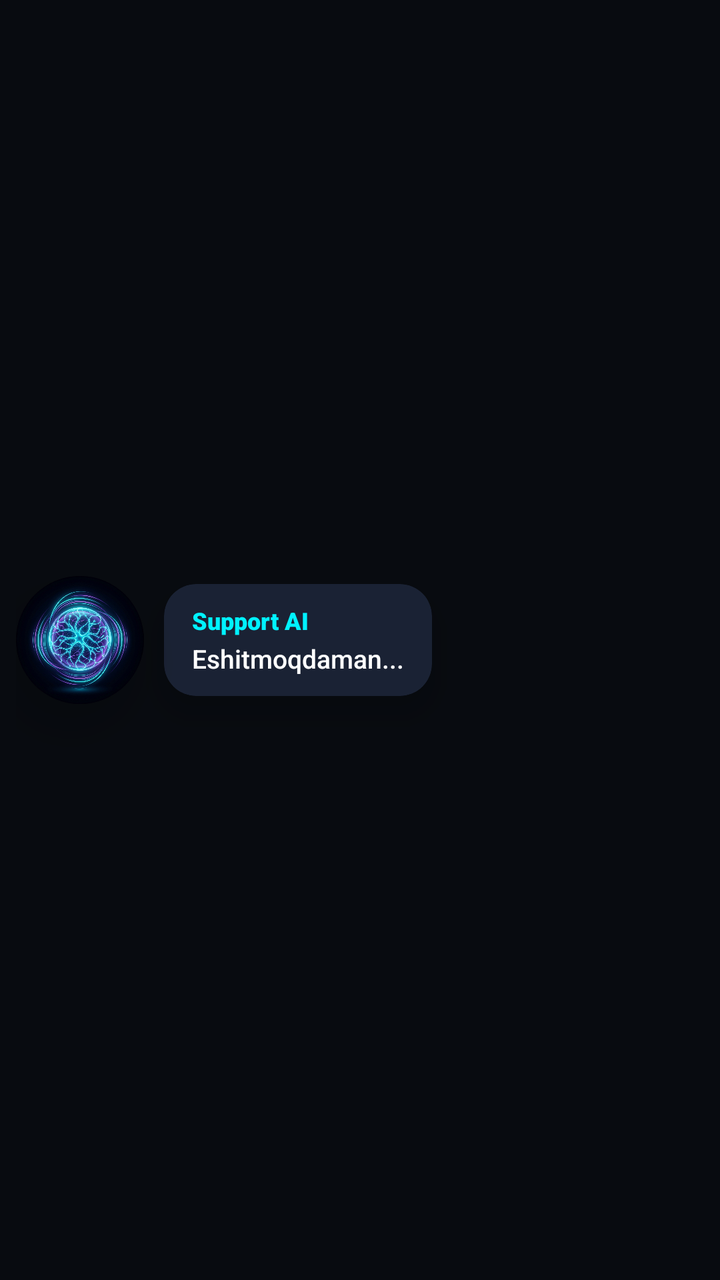
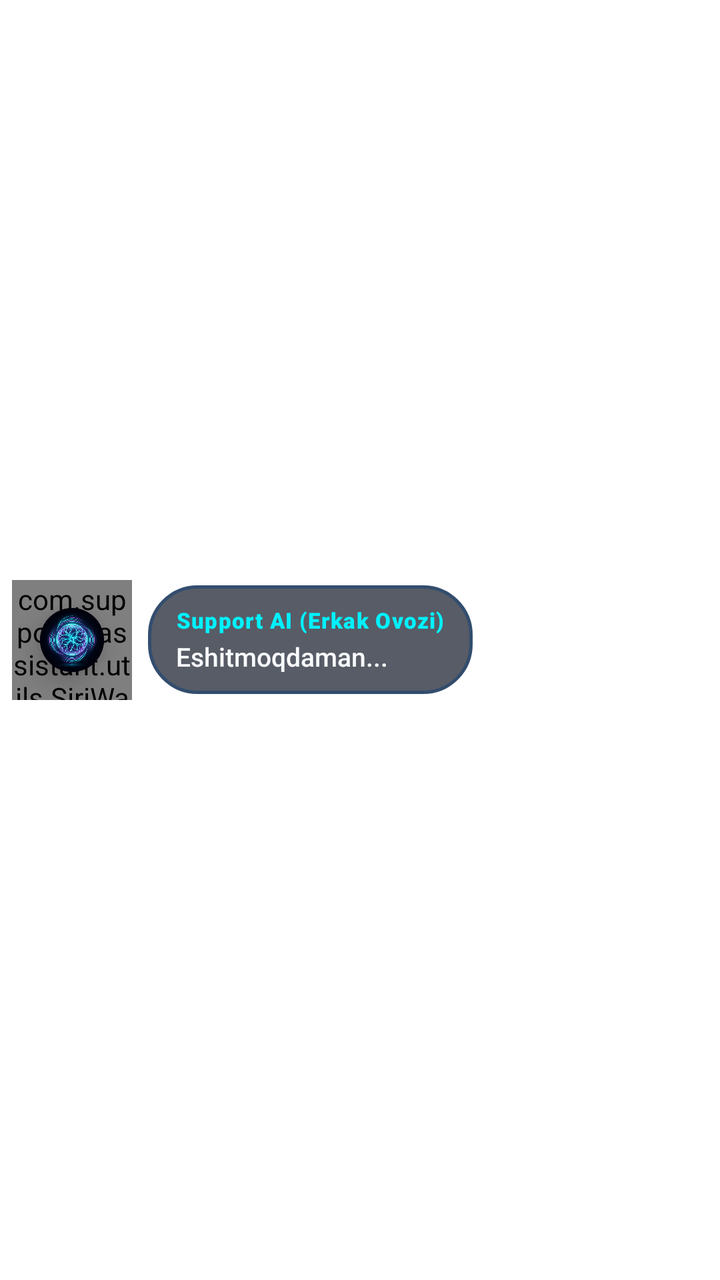

Screens rendered from an Android XML layout before and after an edit, with the pre-edit source and the edit as a unified diff.
<!-- AndroidManifest.xml: application theme Theme.SupportAI -->
<!-- res/layout/overlay_ai_bubble.xml -->
<?xml version="1.0" encoding="utf-8"?>
<LinearLayout xmlns:android="http://schemas.android.com/apk/res/android"
    xmlns:app="http://schemas.android.com/apk/res-auto"
    android:id="@+id/overlay_root"
    android:layout_width="wrap_content"
    android:layout_height="wrap_content"
    android:gravity="center_vertical"
    android:orientation="horizontal"
    android:padding="8dp">

    
    <androidx.cardview.widget.CardView
        android:id="@+id/card_orb"
        android:layout_width="64dp"
        android:layout_height="64dp"
        app:cardBackgroundColor="#000000"
        app:cardCornerRadius="32dp"
        app:cardElevation="16dp">

        <ImageView
            android:id="@+id/iv_orb_logo"
            android:layout_width="match_parent"
            android:layout_height="match_parent"
            android:scaleType="centerCrop"
            android:src="@drawable/support_ai_logo"
            android:contentDescription="@string/app_name" />
    </androidx.cardview.widget.CardView>

    
    <androidx.cardview.widget.CardView
        android:id="@+id/card_speech_bubble"
        android:layout_width="wrap_content"
        android:layout_height="wrap_content"
        android:layout_marginStart="10dp"
        app:cardBackgroundColor="#1A2234"
        app:cardCornerRadius="16dp"
        app:cardElevation="12dp">

        <LinearLayout
            android:layout_width="wrap_content"
            android:layout_height="wrap_content"
            android:maxWidth="240dp"
            android:orientation="vertical"
            android:paddingHorizontal="14dp"
            android:paddingVertical="10dp">

            <TextView
                android:id="@+id/tv_overlay_title"
                android:layout_width="wrap_content"
                android:layout_height="wrap_content"
                android:fontFamily="sans-serif-black"
                android:text="Support AI"
                android:textColor="@color/neon_cyan"
                android:textSize="12sp" />

            <TextView
                android:id="@+id/tv_overlay_speech"
                android:layout_width="wrap_content"
                android:layout_height="wrap_content"
                android:layout_marginTop="2dp"
                android:fontFamily="sans-serif-medium"
                android:text="Eshitmoqdaman..."
                android:textColor="@color/text_primary"
                android:textSize="13sp" />
        </LinearLayout>
    </androidx.cardview.widget.CardView>

</LinearLayout>
<!-- resources referenced by this layout -->
<resources>
  <color name="neon_cyan">#00F2FE</color>
  <color name="text_primary">#FFFFFF</color>
  <!-- drawable support_ai_logo: jpg bitmap (drawable, 599196 bytes) -->
  <string name="app_name">Support AI</string>
  <style name="Theme.SupportAI" parent="Theme.MaterialComponents.DayNight.DarkActionBar">
          <item name="colorPrimary">@color/neon_cyan</item>
          <item name="colorPrimaryVariant">@color/neon_blue</item>
          <item name="colorOnPrimary">@color/bg_main</item>
          <item name="colorSecondary">@color/neon_purple</item>
          <item name="colorSecondaryVariant">@color/neon_pink</item>
          <item name="colorOnSecondary">@color/text_primary</item>
          <item name="android:statusBarColor">@color/bg_main</item>
          <item name="android:navigationBarColor">@color/bg_main</item>
          <item name="android:windowBackground">@color/bg_main</item>
      </style>
  <color name="neon_blue">#4FACFE</color>
  <color name="bg_main">#080B10</color>
  <color name="neon_purple">#8A2387</color>
  <color name="neon_pink">#E94057</color>
</resources>

<!-- the commit's change to res/layout/overlay_ai_bubble.xml (unified diff, before → after) -->
@@ -6,63 +6,66 @@
     android:layout_height="wrap_content"
     android:gravity="center_vertical"
     android:orientation="horizontal"
-    android:padding="8dp">
+    android:padding="6dp">
 
     
-    <androidx.cardview.widget.CardView
-        android:id="@+id/card_orb"
-        android:layout_width="64dp"
-        android:layout_height="64dp"
-        app:cardBackgroundColor="#000000"
-        app:cardCornerRadius="32dp"
-        app:cardElevation="16dp">
+    <FrameLayout
+        android:layout_width="60dp"
+        android:layout_height="60dp">
 
-        <ImageView
-            android:id="@+id/iv_orb_logo"
+        <com.supportai.assistant.utils.SiriWaveOrbView
             android:layout_width="match_parent"
-            android:layout_height="match_parent"
-            android:scaleType="centerCrop"
-            android:src="@drawable/support_ai_logo"
-            android:contentDescription="@string/app_name" />
-    </androidx.cardview.widget.CardView>
+            android:layout_height="match_parent" />
+
+        <androidx.cardview.widget.CardView
+            android:id="@+id/card_orb"
+            android:layout_width="32dp"
+            android:layout_height="32dp"
+            android:layout_gravity="center"
+            app:cardBackgroundColor="#000000"
+            app:cardCornerRadius="16dp"
+            app:cardElevation="8dp">
+
+            <ImageView
+                android:layout_width="match_parent"
+                android:layout_height="match_parent"
+                android:scaleType="centerCrop"
+                android:src="@drawable/support_ai_logo"
+                android:contentDescription="@string/app_name" />
+        </androidx.cardview.widget.CardView>
+    </FrameLayout>
 
     
-    <androidx.cardview.widget.CardView
+    <LinearLayout
         android:id="@+id/card_speech_bubble"
         android:layout_width="wrap_content"
         android:layout_height="wrap_content"
-        android:layout_marginStart="10dp"
-        app:cardBackgroundColor="#1A2234"
-        app:cardCornerRadius="16dp"
-        app:cardElevation="12dp">
+        android:layout_marginStart="8dp"
+        android:background="@drawable/bg_liquid_glass"
+        android:maxWidth="260dp"
+        android:orientation="vertical"
+        android:paddingHorizontal="14dp"
+        android:paddingVertical="10dp">
 
-        <LinearLayout
+        <TextView
+            android:id="@+id/tv_overlay_title"
             android:layout_width="wrap_content"
             android:layout_height="wrap_content"
-            android:maxWidth="240dp"
-            android:orientation="vertical"
-            android:paddingHorizontal="14dp"
-            android:paddingVertical="10dp">
+            android:fontFamily="sans-serif-black"
+            android:text="Support AI (Erkak Ovozi)"
+            android:textColor="@color/siri_cyan"
+            android:textSize="11sp"
+            android:letterSpacing="0.04" />
 
-            <TextView
-                android:id="@+id/tv_overlay_title"
-                android:layout_width="wrap_content"
-                android:layout_height="wrap_content"
-                android:fontFamily="sans-serif-black"
-                android:text="Support AI"
-                android:textColor="@color/neon_cyan"
-                android:textSize="12sp" />
-
-            <TextView
-                android:id="@+id/tv_overlay_speech"
-                android:layout_width="wrap_content"
-                android:layout_height="wrap_content"
-                android:layout_marginTop="2dp"
-                android:fontFamily="sans-serif-medium"
-                android:text="Eshitmoqdaman..."
-                android:textColor="@color/text_primary"
-                android:textSize="13sp" />
-        </LinearLayout>
-    </androidx.cardview.widget.CardView>
+        <TextView
+            android:id="@+id/tv_overlay_speech"
+            android:layout_width="wrap_content"
+            android:layout_height="wrap_content"
+            android:layout_marginTop="2dp"
+            android:fontFamily="sans-serif-medium"
+            android:text="Eshitmoqdaman..."
+            android:textColor="@color/text_glass_primary"
+            android:textSize="13sp" />
+    </LinearLayout>
 
 </LinearLayout>
<!-- resource entries referenced after the edit -->
@@ -1,7 +1,17 @@
 <!-- resources referenced by this layout -->
 <resources>
-  <color name="neon_cyan">#00F2FE</color>
-  <color name="text_primary">#FFFFFF</color>
+  <color name="siri_cyan">#00F2FE</color>
+  <color name="text_glass_primary">#F8FAFC</color>
+  <!-- drawable bg_liquid_glass (drawable) -->
+  <?xml version="1.0" encoding="utf-8"?>
+  <shape xmlns:android="http://schemas.android.com/apk/res/android"
+      android:shape="rectangle">
+      <solid android:color="#B3101726" />
+      <corners android:radius="24dp" />
+      <stroke
+          android:width="1.5dp"
+          android:color="#334D6E" />
+  </shape>
   <!-- drawable support_ai_logo: jpg bitmap (drawable, 599196 bytes) -->
   <string name="app_name">Support AI</string>
   <style name="Theme.SupportAI" parent="Theme.MaterialComponents.DayNight.DarkActionBar">
@@ -15,9 +25,5 @@
           <item name="android:navigationBarColor">@color/bg_main</item>
           <item name="android:windowBackground">@color/bg_main</item>
       </style>
-  <color name="neon_blue">#4FACFE</color>
-  <color name="bg_main">#080B10</color>
-  <color name="neon_purple">#8A2387</color>
-  <color name="neon_pink">#E94057</color>
 </resources>
 
